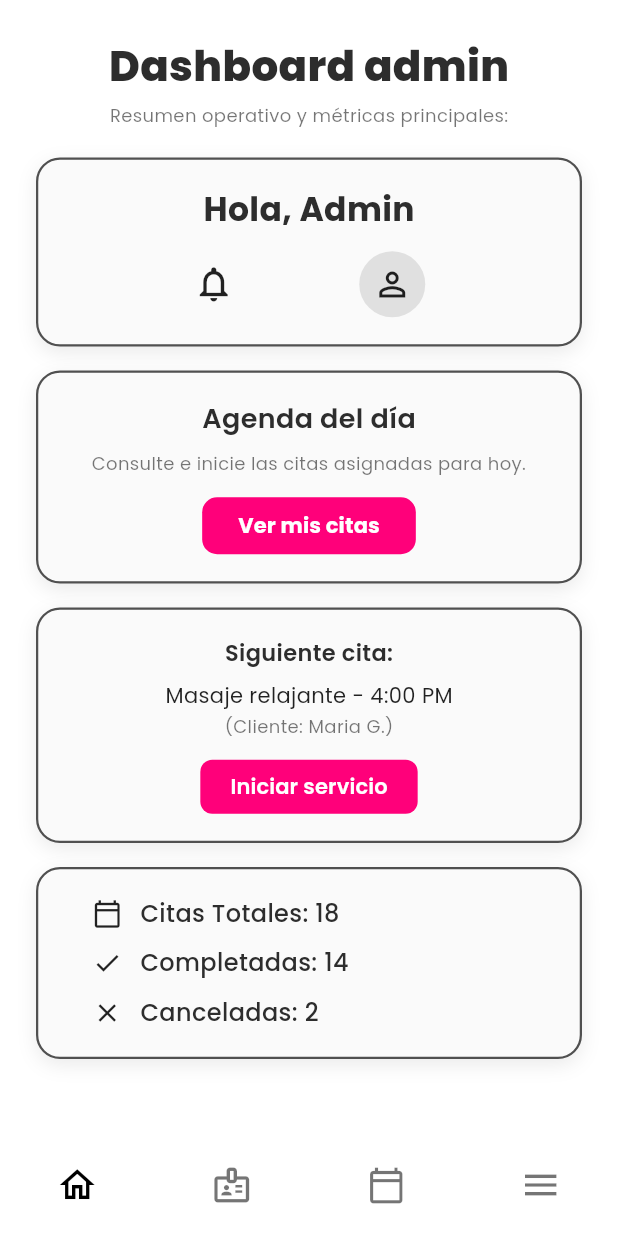
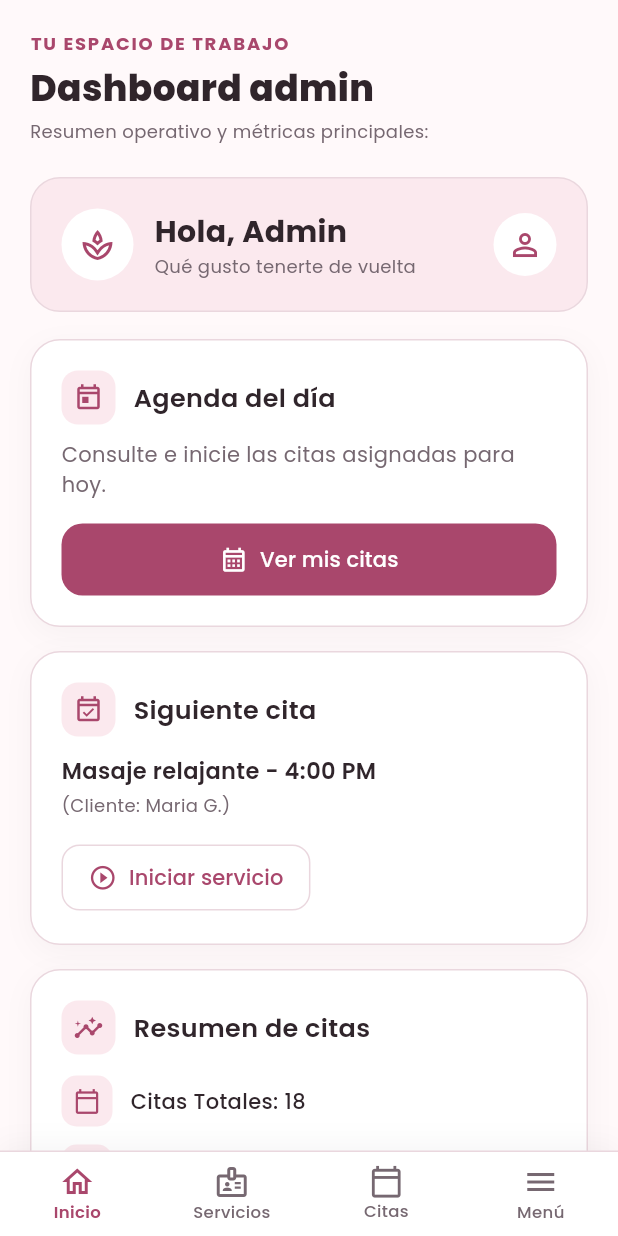
Before and after one commit to GenesisCampos100/APP_MOVIL_SPA, a Flutter app: the MainNavigationScreen screen opened directly, on a phone screen of 412 x 824 dp. Run offline on Flutter 3.47's test engine with Material 3 defaults, Android fonts, the phone set to English and light mode, and no system bars; accounts and stored records are empty.

Commit message:
Refactorizar estilos y colores en la interfaz de usuario, mejorar la estructura de navegación y agregar modelo de datos para posiciones

```diff
--- a/spa_admin_app/lib/core/constants/app_colors.dart
+++ b/spa_admin_app/lib/core/constants/app_colors.dart
@@ -1,17 +1,16 @@
 import 'package:flutter/material.dart';
 
+/// Paleta visual unificada de Aura Spa.
+/// Se mantienen los nombres originales para no modificar las pantallas.
 class AppColors {
-  // Colores que ya tenías
-  static const Color rosa = Color(0xFFF2C4C9);
-  static const Color rosaSuave = Color(0xFFFBE4E6);
-  static const Color rosaFuerte = Color(0xFFD98C97);
-  static const Color texto = Color(0xFF222222);
-  static const Color gris = Color(0xFF8A8A8A);
+  static const Color background = Color(0xFFFFF9FA);
+  static const Color primaryPink = Color(0xFFA9476C);
+  static const Color cardBackground = Colors.white;
+  static const Color cardBorder = Color(0xFFEAD7DE);
+  static const Color textDark = Color(0xFF30252B);
 
-  // Colores originales utilizados en la interfaz de Zinedine
-  static const Color background = Colors.white;
-  static const Color primaryPink = Color(0xFFFF007A);
-  static const Color cardBackground = Color(0xFFFAFAFA);
-  static const Color cardBorder = Color(0xFF505050);
-  static const Color textDark = Color(0xFF2D2D2D);
+  // Colores de apoyo para la interfaz, sin reemplazar los anteriores.
+  static const Color textMuted = Color(0xFF766871);
+  static const Color primaryPinkSoft = Color(0xFFFBE9EE);
+  static const Color fieldBackground = Color(0xFFFFF5F7);
 }
--- a/spa_admin_app/lib/core/constants/app_text_styles.dart
+++ b/spa_admin_app/lib/core/constants/app_text_styles.dart
@@ -1,5 +1,4 @@
 import 'package:flutter/material.dart';
-import 'app_colors.dart';
 
 class AppTextStyles {
   static const String fontFamily = 'Poppins';
@@ -9,28 +8,28 @@ class AppTextStyles {
   // Para números grandes o impactos visuales máximos (Poppins-Black)
   static const TextStyle displayBlack = TextStyle(
     fontFamily: fontFamily,
-    fontSize: 32,
+    fontSize: 30,
     fontWeight: FontWeight.w900,
   );
 
   // Para títulos principales de pantallas (Poppins-ExtraBold)
   static const TextStyle displayExtraBold = TextStyle(
     fontFamily: fontFamily,
-    fontSize: 28,
+    fontSize: 24,
     fontWeight: FontWeight.w800,
   );
 
   // Títulos de sección o encabezados de tarjetas (Poppins-Bold)
   static const TextStyle heading1 = TextStyle(
     fontFamily: fontFamily,
-    fontSize: 22,
+    fontSize: 20,
     fontWeight: FontWeight.bold, // w700 -> Poppins-Bold.ttf
   );
 
   // Subtítulos destacados (Poppins-SemiBold)
   static const TextStyle heading2 = TextStyle(
     fontFamily: fontFamily,
-    fontSize: 18,
+    fontSize: 17,
     fontWeight: FontWeight.w600, // w600 -> Poppins-SemiBold.ttf
   );
 
@@ -39,7 +38,7 @@ class AppTextStyles {
   // Subtítulos o textos secundarios importantes (Poppins-Medium)
   static const TextStyle subtitle = TextStyle(
     fontFamily: fontFamily,
-    fontSize: 16,
+    fontSize: 15,
     fontWeight: FontWeight.w500, // w500 -> Poppins-Medium.ttf
   );
 
--- a/spa_admin_app/lib/features/dashboard/presentation/screens/main_navigation_screen.dart
+++ b/spa_admin_app/lib/features/dashboard/presentation/screens/main_navigation_screen.dart
@@ -1,4 +1,5 @@
 import 'package:flutter/material.dart';
+import 'package:spa_admin_app/core/constants/app_colors.dart';
 import 'package:spa_admin_app/features/appointments/presentation/screens/manage_appointments_screen.dart';
 import 'package:spa_admin_app/features/services/presentation/screens/manage_services_screen.dart';
 import 'package:spa_admin_app/features/dashboard/presentation/tabs/dashboard_home_tab.dart';
@@ -31,11 +32,18 @@ class _MainNavigationScreenState extends State<MainNavigationScreen> {
           children: _tabs,
         ),
       ),
-      // Barra de navegación inferior
+      // Misma navegación de cuatro pestañas, ahora con etiquetas visibles.
       bottomNavigationBar: Container(
-        decoration: const BoxDecoration(
+        decoration: BoxDecoration(
           color: Colors.white,
-          borderRadius: BorderRadius.vertical(top: Radius.circular(10)),
+          border: const Border(top: BorderSide(color: AppColors.cardBorder)),
+          boxShadow: [
+            BoxShadow(
+              color: AppColors.textDark.withValues(alpha: 0.05),
+              blurRadius: 16,
+              offset: const Offset(0, -3),
+            ),
+          ],
         ),
         child: BottomNavigationBar(
           currentIndex: _currentIndex,
@@ -45,17 +53,19 @@ class _MainNavigationScreenState extends State<MainNavigationScreen> {
             });
           },
           type: BottomNavigationBarType.fixed,
-          backgroundColor: Colors.transparent,
+          backgroundColor: Colors.white,
           elevation: 0,
-          selectedItemColor: Colors.black,
-          unselectedItemColor: Colors.black54,
-          showSelectedLabels: false,
-          showUnselectedLabels: false,
+          selectedItemColor: AppColors.primaryPink,
+          unselectedItemColor: AppColors.textMuted,
+          showSelectedLabels: true,
+          showUnselectedLabels: true,
+          selectedFontSize: 11,
+          unselectedFontSize: 11,
           items: const [
-            BottomNavigationBarItem(icon: Icon(Icons.home_outlined, size: 28), label: 'Inicio'),
-            BottomNavigationBarItem(icon: Icon(Icons.badge_outlined, size: 28), label: 'Servicios'),
-            BottomNavigationBarItem(icon: Icon(Icons.calendar_today_outlined, size: 26), label: 'Citas'),
-            BottomNavigationBarItem(icon: Icon(Icons.menu, size: 28), label: 'Menú'),
+            BottomNavigationBarItem(icon: Icon(Icons.home_outlined, size: 24), label: 'Inicio'),
+            BottomNavigationBarItem(icon: Icon(Icons.badge_outlined, size: 24), label: 'Servicios'),
+            BottomNavigationBarItem(icon: Icon(Icons.calendar_today_outlined, size: 23), label: 'Citas'),
+            BottomNavigationBarItem(icon: Icon(Icons.menu, size: 24), label: 'Menú'),
           ],
         ),
       ),
--- a/spa_admin_app/lib/features/dashboard/presentation/tabs/dashboard_home_tab.dart
+++ b/spa_admin_app/lib/features/dashboard/presentation/tabs/dashboard_home_tab.dart
@@ -10,13 +10,19 @@ class DashboardHomeTab extends StatelessWidget {
   Widget build(BuildContext context) {
     return SingleChildScrollView(
       physics: const BouncingScrollPhysics(),
-      padding: const EdgeInsets.symmetric(horizontal: 24.0, vertical: 16.0),
+      padding: const EdgeInsets.symmetric(horizontal: 20, vertical: 20),
       child: Column(
-        crossAxisAlignment: CrossAxisAlignment.center,
+        crossAxisAlignment: CrossAxisAlignment.start,
         children: [
-          const SizedBox(height: 8),
-
-          // 1. Título principal estilo elegante
+          Text(
+            'TU ESPACIO DE TRABAJO',
+            style: AppTextStyles.caption.copyWith(
+              color: AppColors.primaryPink,
+              fontWeight: FontWeight.w700,
+              letterSpacing: 1.2,
+            ),
+          ),
+          const SizedBox(height: 4),
           Text(
             'Dashboard admin',
             style: AppTextStyles.displayExtraBold.copyWith(
@@ -26,159 +32,159 @@ class DashboardHomeTab extends StatelessWidget {
           const SizedBox(height: 4),
           Text(
             'Resumen operativo y métricas principales:',
-            style: AppTextStyles.caption.copyWith(color: Colors.black54),
+            style: AppTextStyles.caption.copyWith(color: AppColors.textMuted),
           ),
-          const SizedBox(height: 20),
-
-          // 2. Tarjeta 1: Hola, Admin
-          _buildCard(
+          const SizedBox(height: 22),
+          Container(
+            width: double.infinity,
+            padding: const EdgeInsets.all(20),
+            decoration: BoxDecoration(
+              color: AppColors.primaryPinkSoft,
+              borderRadius: BorderRadius.circular(20),
+              border: Border.all(color: AppColors.cardBorder),
+            ),
+            child: Row(
+              children: [
+                Container(
+                  width: 48,
+                  height: 48,
+                  decoration: const BoxDecoration(
+                    color: Colors.white,
+                    shape: BoxShape.circle,
+                  ),
+                  child: const Icon(
+                    Icons.spa_outlined,
+                    color: AppColors.primaryPink,
+                  ),
+                ),
+                const SizedBox(width: 14),
+                Expanded(
                   child: Column(
+                    crossAxisAlignment: CrossAxisAlignment.start,
                     children: [
                       Text(
                         'Hola, Admin',
-                  style: AppTextStyles.heading1.copyWith(color: AppColors.textDark),
+                        style: AppTextStyles.heading1.copyWith(
+                          color: AppColors.textDark,
                         ),
-                const SizedBox(height: 12),
-                Row(
-                  mainAxisAlignment: MainAxisAlignment.spaceEvenly,
-                  children: [
-                    const Icon(
-                      Icons.notifications_none_outlined,
-                      size: 28,
-                      color: Colors.black87,
                       ),
-                    CircleAvatar(
-                      radius: 22,
-                      backgroundColor: const Color(0xFFE0E0E0),
-                      child: const Icon(
-                        Icons.person_outline,
-                        color: Colors.black87,
-                        size: 26,
+                      Text(
+                        'Qué gusto tenerte de vuelta',
+                        style: AppTextStyles.caption.copyWith(
+                          color: AppColors.textMuted,
                         ),
                       ),
                     ],
                   ),
+                ),
+                const CircleAvatar(
+                  radius: 21,
+                  backgroundColor: Colors.white,
+                  child: Icon(Icons.person_outline, color: AppColors.primaryPink),
+                ),
               ],
             ),
           ),
-
-          // 3. Tarjeta botón acceso directo a "Mis citas" del día
+          const SizedBox(height: 18),
           _buildCard(
             child: Column(
+              crossAxisAlignment: CrossAxisAlignment.start,
               children: [
-                Text(
-                  'Agenda del día',
-                  style: AppTextStyles.heading2.copyWith(color: AppColors.textDark),
-                ),
-                const SizedBox(height: 8),
+                _cardHeader(Icons.today_outlined, 'Agenda del día'),
+                const SizedBox(height: 10),
                 Text(
                   'Consulte e inicie las citas asignadas para hoy.',
-                  textAlign: TextAlign.center,
-                  style: AppTextStyles.caption.copyWith(color: Colors.black54),
+                  style: AppTextStyles.body.copyWith(
+                    color: AppColors.textMuted,
                   ),
-                const SizedBox(height: 14),
+                ),
+                const SizedBox(height: 16),
                 SizedBox(
-                  height: 38,
-                  child: ElevatedButton(
+                  width: double.infinity,
+                  child: ElevatedButton.icon(
+                    icon: const Icon(Icons.calendar_month_outlined, size: 19),
+                    label: const Text('Ver mis citas'),
                     onPressed: () {
                       Navigator.push(
                         context,
                         MaterialPageRoute(builder: (_) => const MisCitasScreen()),
                       );
                     },
-                    style: ElevatedButton.styleFrom(
-                      backgroundColor: AppColors.primaryPink,
-                      elevation: 0,
+                  ),
+                ),
+              ],
+            ),
+          ),
+          _buildCard(
+            child: Column(
+              crossAxisAlignment: CrossAxisAlignment.start,
+              children: [
+                _cardHeader(Icons.event_available_outlined, 'Siguiente cita'),
+                const SizedBox(height: 12),
+                Text(
+                  'Masaje relajante - 4:00 PM',
+                  style: AppTextStyles.subtitle.copyWith(
+                    color: AppColors.textDark,
+                    fontWeight: FontWeight.w600,
+                  ),
+                ),
+                const SizedBox(height: 4),
+                Text(
+                  '(Cliente: Maria G.)',
+                  style: AppTextStyles.caption.copyWith(
+                    color: AppColors.textMuted,
+                  ),
+                ),
+                const SizedBox(height: 16),
+                OutlinedButton.icon(
+                  onPressed: () {
+                    Navigator.push(
+                      context,
+                      MaterialPageRoute(builder: (_) => const MisCitasScreen()),
+                    );
+                  },
+                  icon: const Icon(Icons.play_circle_outline, size: 19),
+                  label: const Text('Iniciar servicio'),
+                  style: OutlinedButton.styleFrom(
+                    foregroundColor: AppColors.primaryPink,
+                    side: const BorderSide(color: AppColors.cardBorder),
+                    padding: const EdgeInsets.symmetric(horizontal: 18, vertical: 12),
                     shape: RoundedRectangleBorder(
-                        borderRadius: BorderRadius.circular(10),
-                      ),
-                      padding: const EdgeInsets.symmetric(horizontal: 24),
-                    ),
-                    child: Text(
-                      'Ver mis citas',
-                      style: AppTextStyles.body.copyWith(
-                        color: Colors.white,
-                        fontWeight: FontWeight.bold,
-                      ),
+                      borderRadius: BorderRadius.circular(12),
                     ),
                   ),
                 ),
               ],
             ),
           ),
-
-          // 4. Tarjeta 2: Siguiente Cita
           _buildCard(
             child: Column(
+              crossAxisAlignment: CrossAxisAlignment.start,
               children: [
-                Text(
-                  'Siguiente cita:',
-                  style: AppTextStyles.heading2.copyWith(color: AppColors.textDark, fontSize: 15),
+                _cardHeader(Icons.insights_outlined, 'Resumen de citas'),
+                const SizedBox(height: 14),
+                const _MetricRow(
+                  icon: Icons.calendar_today_outlined,
+                  text: 'Citas Totales: 18',
                 ),
-                const SizedBox(height: 8),
-                Text(
-                  'Masaje relajante - 4:00 PM',
-                  style: AppTextStyles.body.copyWith(color: Colors.black87),
+                const SizedBox(height: 12),
+                const _MetricRow(
+                  icon: Icons.check_circle_outline,
+                  text: 'Completadas: 14',
                 ),
-                const SizedBox(height: 2),
-                Text(
-                  '(Cliente: Maria G.)',
-                  style: AppTextStyles.caption.copyWith(color: Colors.black54),
-                ),
-                const SizedBox(height: 14),
-                SizedBox(
-                  height: 36,
-                  child: ElevatedButton(
-                    onPressed: () {
-                      Navigator.push(
-                        context,
-                        MaterialPageRoute(builder: (_) => const MisCitasScreen()),
-                      );
-                    },
-                    style: ElevatedButton.styleFrom(
-                      backgroundColor: AppColors.primaryPink,
-                      elevation: 0,
-                      shape: RoundedRectangleBorder(
-                        borderRadius: BorderRadius.circular(8),
-                      ),
-                      padding: const EdgeInsets.symmetric(horizontal: 20),
-                    ),
-                    child: Text(
-                      'Iniciar servicio',
-                      style: AppTextStyles.body.copyWith(
-                        color: Colors.white,
-                        fontWeight: FontWeight.w600,
-                      ),
-                    ),
-                  ),
+                const SizedBox(height: 12),
+                const _MetricRow(
+                  icon: Icons.cancel_outlined,
+                  text: 'Canceladas: 2',
                 ),
               ],
             ),
           ),
-
-          // 5. Tarjeta 3: Métricas
-          _buildCard(
-            child: Padding(
-              padding: const EdgeInsets.symmetric(horizontal: 16.0),
-              child: Column(
-                crossAxisAlignment: CrossAxisAlignment.start,
-                children: const [
-                  _MetricRow(
-                    icon: Icons.calendar_today_outlined,
-                    text: 'Citas Totales: 18',
-                  ),
-                  SizedBox(height: 10),
-                  _MetricRow(
-                    icon: Icons.check,
-                    text: 'Completadas: 14',
-                  ),
-                  SizedBox(height: 10),
-                  _MetricRow(
-                    icon: Icons.close,
-                    text: 'Canceladas: 2',
-                  ),
-                ],
-              ),
+          const SizedBox(height: 2),
+          Text(
+            'Los valores de este resumen son datos de ejemplo.',
+            style: AppTextStyles.caption.copyWith(
+              color: AppColors.textMuted,
             ),
           ),
         ],
@@ -186,20 +192,45 @@ class DashboardHomeTab extends StatelessWidget {
     );
   }
 
+  Widget _cardHeader(IconData icon, String title) {
+    return Row(
+      children: [
+        Container(
+          width: 36,
+          height: 36,
+          decoration: BoxDecoration(
+            color: AppColors.primaryPinkSoft,
+            borderRadius: BorderRadius.circular(11),
+          ),
+          child: Icon(icon, color: AppColors.primaryPink, size: 20),
+        ),
+        const SizedBox(width: 12),
+        Expanded(
+          child: Text(
+            title,
+            style: AppTextStyles.heading2.copyWith(
+              color: AppColors.textDark,
+            ),
+          ),
+        ),
+      ],
+    );
+  }
+
   Widget _buildCard({required Widget child}) {
     return Container(
       width: double.infinity,
       margin: const EdgeInsets.only(bottom: 16),
-      padding: const EdgeInsets.symmetric(vertical: 18, horizontal: 20),
+      padding: const EdgeInsets.all(20),
       decoration: BoxDecoration(
         color: AppColors.cardBackground,
-        borderRadius: BorderRadius.circular(16),
-        border: Border.all(color: AppColors.cardBorder, width: 1.5),
+        borderRadius: BorderRadius.circular(20),
+        border: Border.all(color: AppColors.cardBorder),
         boxShadow: [
           BoxShadow(
-            color: Colors.black.withValues(alpha: 0.08),
-            blurRadius: 10,
-            offset: const Offset(0, 4),
+            color: AppColors.textDark.withValues(alpha: 0.04),
+            blurRadius: 16,
+            offset: const Offset(0, 5),
           ),
         ],
       ),
@@ -218,13 +249,23 @@ class _MetricRow extends StatelessWidget {
   Widget build(BuildContext context) {
     return Row(
       children: [
-        Icon(icon, size: 20, color: Colors.black87),
+        Container(
+          width: 34,
+          height: 34,
+          decoration: BoxDecoration(
+            color: AppColors.primaryPinkSoft,
+            borderRadius: BorderRadius.circular(10),
+          ),
+          child: Icon(icon, size: 18, color: AppColors.primaryPink),
+        ),
         const SizedBox(width: 12),
-        Text(
+        Expanded(
+          child: Text(
             text,
-          style: AppTextStyles.subtitle.copyWith(
+            style: AppTextStyles.body.copyWith(
+              color: AppColors.textDark,
               fontWeight: FontWeight.w500,
-            color: AppColors.textDark,
+            ),
           ),
         ),
       ],
```
Also changed, not shown: spa_admin_app/lib/features/auth/presentation/screens/login_admin_screen.dart (+89 -70 lines), spa_admin_app/lib/features/dashboard/presentation/tabs/admin_menu_tab.dart (+16 -8 lines), spa_admin_app/lib/features/positions/data/models/positon_model.dart (added, +28 -0 lines), spa_admin_app/lib/main.dart (+68 -4 lines). Lines whose indentation alone changed are shown as unchanged.
